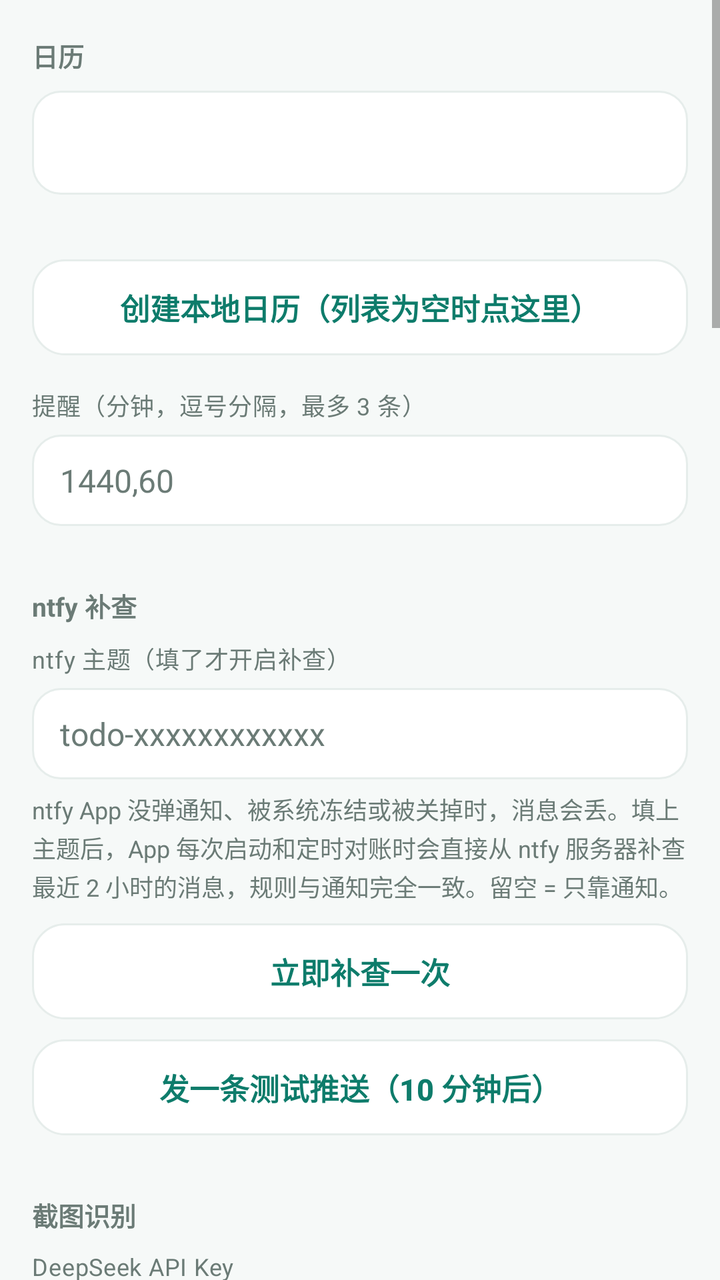
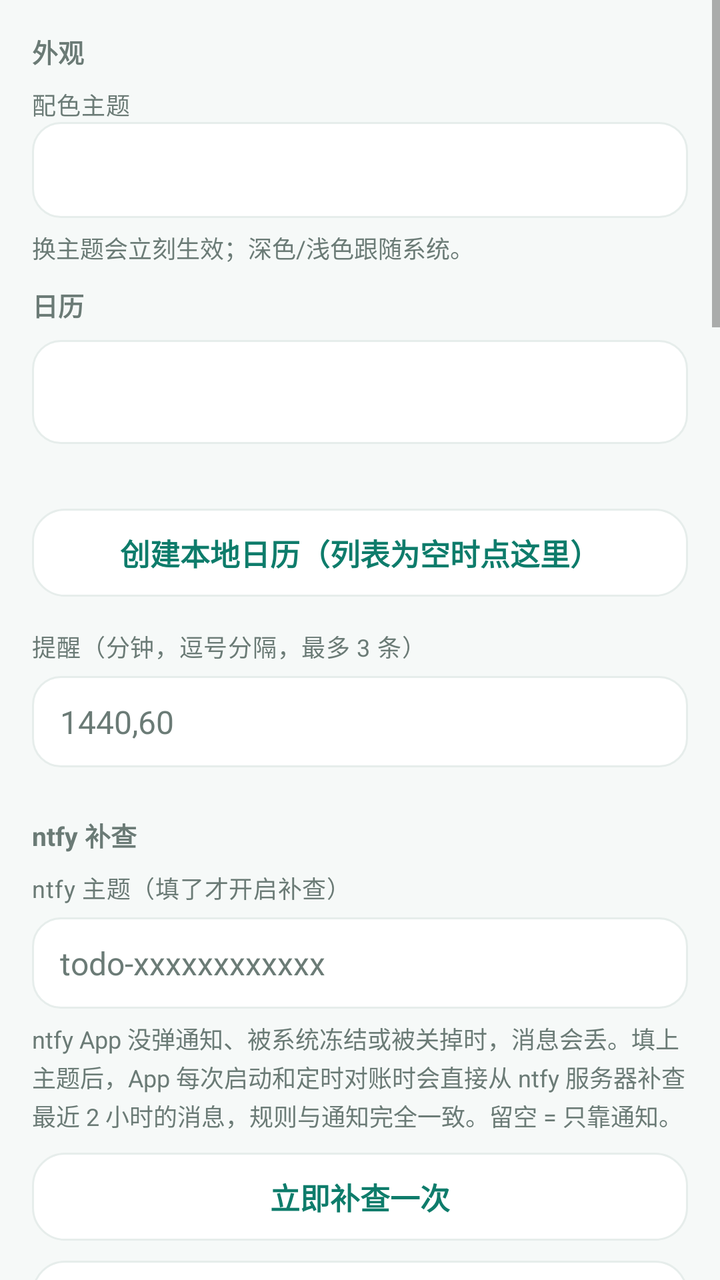

The first picture is an Android layout as it rendered before a commit; the second is the same layout after the commit. The layout source and the unified diff follow.
<!-- AndroidManifest.xml: application theme Theme.NtfyCalendar -->
<!-- res/layout/activity_settings.xml -->
<?xml version="1.0" encoding="utf-8"?>
<ScrollView xmlns:android="http://schemas.android.com/apk/res/android"
    android:layout_width="match_parent"
    android:layout_height="match_parent"
    android:background="@color/window_bg">

    <LinearLayout
        android:layout_width="match_parent"
        android:layout_height="wrap_content"
        android:orientation="vertical"
        android:paddingLeft="16dp"
        android:paddingRight="16dp"
        android:paddingTop="8dp"
        android:paddingBottom="28dp">

        
        <TextView
            style="@style/SectionLabel"
            android:layout_marginTop="10dp"
            android:text="日历" />

        <Spinner
            android:id="@+id/spCalendar"
            android:layout_width="match_parent"
            android:layout_height="52dp"
            android:background="@drawable/bg_input"
            android:paddingLeft="10dp"
            android:paddingRight="10dp" />

        <TextView
            android:id="@+id/tvCalendarHint"
            style="@style/HintText"
            android:layout_marginTop="6dp" />

        <Button
            android:id="@+id/btnCreateCalendar"
            style="@style/BtnTonal"
            android:layout_marginTop="10dp"
            android:text="@string/btn_create_calendar" />

        
        <TextView
            style="@style/FormLabel"
            android:text="@string/label_remind" />

        <EditText
            android:id="@+id/etRemind"
            style="@style/FormInput"
            android:hint="1440,60"
            android:inputType="text" />

        
        <TextView
            style="@style/SectionLabel"
            android:text="ntfy 补查" />

        <TextView
            style="@style/FormLabel"
            android:layout_marginTop="0dp"
            android:text="@string/label_ntfy_topic" />

        <EditText
            android:id="@+id/etNtfyTopic"
            style="@style/FormInput"
            android:hint="todo-xxxxxxxxxxxx"
            android:inputType="text" />

        <TextView
            android:id="@+id/tvNtfyHint"
            style="@style/HintText"
            android:layout_marginTop="6dp"
            android:text="@string/hint_ntfy_topic" />

        <Button
            android:id="@+id/btnCatchUpNow"
            style="@style/BtnTonal"
            android:layout_marginTop="10dp"
            android:text="@string/btn_catch_up_now" />

        <Button
            android:id="@+id/btnSendTest"
            style="@style/BtnTonal"
            android:layout_marginTop="10dp"
            android:text="@string/btn_send_test" />

        
        <TextView
            style="@style/SectionLabel"
            android:text="截图识别" />

        <TextView
            style="@style/FormLabel"
            android:layout_marginTop="0dp"
            android:text="@string/label_api_key" />

        <EditText
            android:id="@+id/etApiKey"
            style="@style/FormInput"
            android:hint="sk-..."
            android:inputType="textPassword" />

        <TextView
            style="@style/FormLabel"
            android:text="@string/label_model" />

        <EditText
            android:id="@+id/etModel"
            style="@style/FormInput"
            android:inputType="text" />

        <TextView
            android:id="@+id/tvModelHint"
            style="@style/HintText"
            android:layout_marginTop="6dp"
            android:text="@string/model_hint" />

        <CheckBox
            android:id="@+id/cbShotWatch"
            android:layout_width="match_parent"
            android:layout_height="wrap_content"
            android:layout_marginTop="12dp"
            android:text="@string/shot_watch_label" />

        <TextView
            android:id="@+id/tvShotWatchHint"
            style="@style/HintText"
            android:text="@string/shot_watch_hint" />

        <Button
            android:id="@+id/btnMediaPerm"
            style="@style/BtnTonal"
            android:layout_marginTop="10dp"
            android:text="@string/btn_grant_media" />

        
        <TextView
            style="@style/SectionLabel"
            android:text="推送行为" />

        <CheckBox
            android:id="@+id/cbAutoImport"
            android:layout_width="match_parent"
            android:layout_height="wrap_content"
            android:text="@string/label_auto_import" />

        <CheckBox
            android:id="@+id/cbStrictParse"
            android:layout_width="match_parent"
            android:layout_height="wrap_content"
            android:text="@string/label_strict_parse" />

        <TextView
            android:id="@+id/tvStrictHint"
            style="@style/HintText"
            android:text="@string/hint_strict_parse" />

        
        <TextView
            style="@style/SectionLabel"
            android:text="@string/title_reconcile" />

        <CheckBox
            android:id="@+id/cbReconcile"
            android:layout_width="match_parent"
            android:layout_height="wrap_content"
            android:text="@string/label_reconcile_enabled" />

        <TextView
            style="@style/FormLabel"
            android:text="@string/label_reconcile_interval" />

        <Spinner
            android:id="@+id/spReconcileInterval"
            android:layout_width="match_parent"
            android:layout_height="52dp"
            android:background="@drawable/bg_input"
            android:paddingLeft="10dp"
            android:paddingRight="10dp" />

        <CheckBox
            android:id="@+id/cbReconcileNotify"
            android:layout_width="match_parent"
            android:layout_height="wrap_content"
            android:text="@string/label_reconcile_notify" />

        <Button
            android:id="@+id/btnReconcileNow"
            style="@style/BtnTonal"
            android:layout_marginTop="10dp"
            android:text="@string/btn_reconcile_now" />

        
        <TextView
            style="@style/SectionLabel"
            android:text="备份" />

        <Button
            android:id="@+id/btnExportIcs"
            style="@style/BtnTonal"
            android:text="@string/btn_export_ics" />

        <Button
            android:id="@+id/btnBackupLedger"
            style="@style/BtnTonal"
            android:layout_marginTop="10dp"
            android:text="@string/btn_backup_ledger" />

        
        <TextView
            style="@style/SectionLabel"
            android:text="@string/label_ignored" />

        <TextView
            android:id="@+id/tvIgnored"
            style="@style/HintText"
            android:background="@drawable/bg_input"
            android:padding="12dp"
            android:text="@string/hint_ignored_empty" />

        <Button
            android:id="@+id/btnClearIgnored"
            style="@style/BtnTonal"
            android:layout_marginTop="10dp"
            android:text="@string/btn_clear_ignored" />

        <Button
            android:id="@+id/btnCrashLog"
            style="@style/BtnTonal"
            android:layout_marginTop="10dp"
            android:text="@string/btn_crash_log" />

        
        <Button
            android:id="@+id/btnSaveSettings"
            style="@style/BtnPrimary"
            android:layout_marginTop="26dp"
            android:text="@string/btn_save_settings" />

        
        <TextView
            style="@style/SectionLabel"
            android:text="@string/title_permission" />

        <Button
            android:id="@+id/btnNotifAccess"
            style="@style/BtnTonal"
            android:text="@string/perm_notification" />

        <TextView
            style="@style/FormLabel"
            android:text="@string/a11y_title" />

        <TextView
            android:id="@+id/tvA11yHint"
            style="@style/HintText"
            android:text="@string/a11y_hint" />

        <Button
            android:id="@+id/btnOpenA11y"
            style="@style/BtnTonal"
            android:layout_marginTop="10dp"
            android:text="@string/btn_open_a11y" />

        <Button
            android:id="@+id/btnSidebarGuide"
            style="@style/BtnTonal"
            android:layout_marginTop="10dp"
            android:text="@string/btn_sidebar_guide" />

        <Button
            android:id="@+id/btnTileGuide"
            style="@style/BtnTonal"
            android:layout_marginTop="10dp"
            android:text="@string/btn_tile_guide" />

        <Button
            android:id="@+id/btnCalendarPerm"
            style="@style/BtnTonal"
            android:layout_marginTop="10dp"
            android:text="@string/perm_calendar" />

        <Button
            android:id="@+id/btnAutostart"
            style="@style/BtnTonal"
            android:layout_marginTop="10dp"
            android:text="@string/perm_autostart" />

        <Button
            android:id="@+id/btnBattery"
            style="@style/BtnTonal"
            android:layout_marginTop="10dp"
            android:text="@string/perm_battery" />

        <Button
            android:id="@+id/btnAppDetail"
            style="@style/BtnTonal"
            android:layout_marginTop="10dp"
            android:text="@string/perm_app_detail" />

        <TextView
            android:id="@+id/tvVersion"
            android:layout_width="match_parent"
            android:layout_height="wrap_content"
            android:layout_marginTop="24dp"
            android:layout_marginBottom="8dp"
            android:gravity="center"
            android:textColor="@color/text_secondary"
            android:textSize="12sp" />
    </LinearLayout>
</ScrollView>
<!-- resources referenced by this layout -->
<resources>
  <!-- drawable bg_input (drawable) -->
  <?xml version="1.0" encoding="utf-8"?>
  <shape xmlns:android="http://schemas.android.com/apk/res/android"
      android:shape="rectangle">
      <solid android:color="@color/surface" />
      <corners android:radius="14dp" />
      <stroke
          android:width="1dp"
          android:color="@color/card_stroke" />
  </shape>
  <style name="BtnPrimary">
          <item name="android:layout_width">match_parent</item>
          <item name="android:layout_height">52dp</item>
          <item name="android:background">@drawable/bg_button_primary</item>
          <item name="android:textColor">@color/text_on_primary</item>
          <item name="android:textSize">16sp</item>
          <item name="android:textStyle">bold</item>
          <item name="android:textAllCaps">false</item>
          <item name="android:stateListAnimator">@null</item>
      </style>
  <style name="BtnTonal">
          <item name="android:layout_width">match_parent</item>
          <item name="android:layout_height">48dp</item>
          <item name="android:background">@drawable/bg_button_tonal</item>
          <item name="android:textColor">@color/primary</item>
          <item name="android:textSize">15sp</item>
          <item name="android:textStyle">bold</item>
          <item name="android:textAllCaps">false</item>
          <item name="android:stateListAnimator">@null</item>
      </style>
  <style name="FormInput">
          <item name="android:layout_width">match_parent</item>
          <item name="android:layout_height">wrap_content</item>
          <item name="android:background">@drawable/bg_input</item>
          <item name="android:layout_marginTop">6dp</item>
          <item name="android:paddingLeft">14dp</item>
          <item name="android:paddingRight">14dp</item>
          <item name="android:paddingTop">12dp</item>
          <item name="android:paddingBottom">12dp</item>
          <item name="android:textSize">16sp</item>
          <item name="android:textColor">@color/text_primary</item>
          <item name="android:textColorHint">@color/text_secondary</item>
      </style>
  <style name="FormLabel">
          <item name="android:layout_width">match_parent</item>
          <item name="android:layout_height">wrap_content</item>
          <item name="android:layout_marginTop">16dp</item>
          <item name="android:textSize">12sp</item>
          <item name="android:letterSpacing">0.02</item>
          <item name="android:textColor">@color/text_secondary</item>
      </style>
  <style name="HintText">
          <item name="android:layout_width">match_parent</item>
          <item name="android:layout_height">wrap_content</item>
          <item name="android:textSize">12sp</item>
          <item name="android:lineSpacingExtra">2dp</item>
          <item name="android:textColor">@color/text_secondary</item>
      </style>
  <style name="SectionLabel">
          <item name="android:layout_width">match_parent</item>
          <item name="android:layout_height">wrap_content</item>
          <item name="android:layout_marginTop">30dp</item>
          <item name="android:layout_marginBottom">8dp</item>
          <item name="android:textSize">13sp</item>
          <item name="android:textStyle">bold</item>
          <item name="android:textColor">@color/text_secondary</item>
      </style>
  <style name="Theme.NtfyCalendar" parent="Theme.AppCompat.DayNight.DarkActionBar">
          <item name="colorPrimary">@color/primary_dark</item>
          <item name="colorPrimaryDark">@color/primary_dark</item>
          <item name="colorAccent">@color/accent</item>
          <item name="android:windowBackground">@color/window_bg</item>
          <item name="android:statusBarColor">@color/primary_dark</item>
          <item name="android:navigationBarColor">@color/window_bg</item>
      </style>
  <!-- drawable bg_button_primary (drawable) -->
  <?xml version="1.0" encoding="utf-8"?>
  <ripple xmlns:android="http://schemas.android.com/apk/res/android"
      android:color="#33FFFFFF">
      <item>
          <shape android:shape="rectangle">
              <solid android:color="@color/primary" />
              <corners android:radius="18dp" />
          </shape>
      </item>
  </ripple>
  <!-- drawable bg_button_tonal (drawable) -->
  <?xml version="1.0" encoding="utf-8"?>
  <ripple xmlns:android="http://schemas.android.com/apk/res/android"
      android:color="@color/ripple">
      <item>
          <shape android:shape="rectangle">
              <solid android:color="@color/surface" />
              <corners android:radius="16dp" />
              <stroke
                  android:width="1dp"
                  android:color="@color/card_stroke" />
          </shape>
      </item>
  </ripple>
  <!-- unchanged entries left out for length: 48 -->
</resources>

<!-- the commit's change to res/layout/activity_settings.xml (unified diff, before → after) -->
@@ -2,7 +2,7 @@
 <ScrollView xmlns:android="http://schemas.android.com/apk/res/android"
     android:layout_width="match_parent"
     android:layout_height="match_parent"
-    android:background="@color/window_bg">
+    android:background="?attr/bnWindowBg">
 
     <LinearLayout
         android:layout_width="match_parent"
@@ -16,6 +16,30 @@
         
         <TextView
             style="@style/SectionLabel"
+            android:layout_marginTop="8dp"
+            android:text="外观" />
+
+        <TextView
+            style="@style/FormLabel"
+            android:layout_marginTop="0dp"
+            android:text="配色主题" />
+
+        <Spinner
+            android:id="@+id/spTheme"
+            android:layout_width="match_parent"
+            android:layout_height="48dp"
+            android:background="@drawable/bg_input"
+            android:paddingLeft="10dp"
+            android:paddingRight="10dp" />
+
+        <TextView
+            style="@style/HintText"
+            android:layout_marginTop="6dp"
+            android:text="@string/hint_theme" />
+
+        
+        <TextView
+            style="@style/SectionLabel"
             android:layout_marginTop="10dp"
             android:text="日历" />
 
@@ -304,7 +328,7 @@
             android:layout_marginTop="24dp"
             android:layout_marginBottom="8dp"
             android:gravity="center"
-            android:textColor="@color/text_secondary"
+            android:textColor="?attr/bnTextSecondary"
             android:textSize="12sp" />
     </LinearLayout>
 </ScrollView>
<!-- resource entries referenced after the edit -->
@@ -4,17 +4,18 @@
   <?xml version="1.0" encoding="utf-8"?>
   <shape xmlns:android="http://schemas.android.com/apk/res/android"
       android:shape="rectangle">
-      <solid android:color="@color/surface" />
+      <solid android:color="?attr/bnSurface" />
       <corners android:radius="14dp" />
       <stroke
           android:width="1dp"
-          android:color="@color/card_stroke" />
+          android:color="?attr/bnCardStroke" />
   </shape>
+  <string name="hint_theme">换主题会立刻生效；深色/浅色跟随系统。</string>
   <style name="BtnPrimary">
           <item name="android:layout_width">match_parent</item>
-          <item name="android:layout_height">52dp</item>
+          <item name="android:layout_height">44dp</item>
           <item name="android:background">@drawable/bg_button_primary</item>
-          <item name="android:textColor">@color/text_on_primary</item>
+          <item name="android:textColor">?attr/bnOnPrimary</item>
           <item name="android:textSize">16sp</item>
           <item name="android:textStyle">bold</item>
           <item name="android:textAllCaps">false</item>
@@ -22,9 +23,9 @@
       </style>
   <style name="BtnTonal">
           <item name="android:layout_width">match_parent</item>
-          <item name="android:layout_height">48dp</item>
+          <item name="android:layout_height">44dp</item>
           <item name="android:background">@drawable/bg_button_tonal</item>
-          <item name="android:textColor">@color/primary</item>
+          <item name="android:textColor">?attr/bnPrimary</item>
           <item name="android:textSize">15sp</item>
           <item name="android:textStyle">bold</item>
           <item name="android:textAllCaps">false</item>
@@ -40,8 +41,8 @@
           <item name="android:paddingTop">12dp</item>
           <item name="android:paddingBottom">12dp</item>
           <item name="android:textSize">16sp</item>
-          <item name="android:textColor">@color/text_primary</item>
-          <item name="android:textColorHint">@color/text_secondary</item>
+          <item name="android:textColor">?attr/bnTextPrimary</item>
+          <item name="android:textColorHint">?attr/bnTextSecondary</item>
       </style>
   <style name="FormLabel">
           <item name="android:layout_width">match_parent</item>
@@ -49,31 +50,47 @@
           <item name="android:layout_marginTop">16dp</item>
           <item name="android:textSize">12sp</item>
           <item name="android:letterSpacing">0.02</item>
-          <item name="android:textColor">@color/text_secondary</item>
+          <item name="android:textColor">?attr/bnTextSecondary</item>
       </style>
   <style name="HintText">
           <item name="android:layout_width">match_parent</item>
           <item name="android:layout_height">wrap_content</item>
           <item name="android:textSize">12sp</item>
           <item name="android:lineSpacingExtra">2dp</item>
-          <item name="android:textColor">@color/text_secondary</item>
+          <item name="android:textColor">?attr/bnTextSecondary</item>
       </style>
   <style name="SectionLabel">
           <item name="android:layout_width">match_parent</item>
           <item name="android:layout_height">wrap_content</item>
-          <item name="android:layout_marginTop">30dp</item>
+          <item name="android:layout_marginTop">24dp</item>
           <item name="android:layout_marginBottom">8dp</item>
           <item name="android:textSize">13sp</item>
           <item name="android:textStyle">bold</item>
-          <item name="android:textColor">@color/text_secondary</item>
+          <item name="android:textColor">?attr/bnTextSecondary</item>
       </style>
   <style name="Theme.NtfyCalendar" parent="Theme.AppCompat.DayNight.DarkActionBar">
-          <item name="colorPrimary">@color/primary_dark</item>
-          <item name="colorPrimaryDark">@color/primary_dark</item>
-          <item name="colorAccent">@color/accent</item>
-          <item name="android:windowBackground">@color/window_bg</item>
-          <item name="android:statusBarColor">@color/primary_dark</item>
-          <item name="android:navigationBarColor">@color/window_bg</item>
+          <item name="colorPrimary">?attr/bnPrimaryDark</item>
+          <item name="colorPrimaryDark">?attr/bnPrimaryDark</item>
+          <item name="colorAccent">?attr/bnAccent</item>
+          <item name="android:windowBackground">?attr/bnWindowBg</item>
+          <item name="android:statusBarColor">?attr/bnPrimaryDark</item>
+          <item name="android:navigationBarColor">?attr/bnWindowBg</item>
+          <item name="bnPrimary">@color/primary</item>
+          <item name="bnPrimaryDark">@color/primary_dark</item>
+          <item name="bnOnPrimary">@color/text_on_primary</item>
+          <item name="bnAccent">@color/accent</item>
+          <item name="bnWindowBg">@color/window_bg</item>
+          <item name="bnSurface">@color/surface</item>
+          <item name="bnCard">@color/card_bg</item>
+          <item name="bnCardStroke">@color/card_stroke</item>
+          <item name="bnDivider">@color/divider</item>
+          <item name="bnTextPrimary">@color/text_primary</item>
+          <item name="bnTextSecondary">@color/text_secondary</item>
+          <item name="bnChipBg">@color/chip_bg</item>
+          <item name="bnIconBg">@color/icon_bg</item>
+          <item name="bnDanger">@color/danger</item>
+          <item name="bnNavBg">@color/nav_bg</item>
+          <item name="bnRipple">@color/ripple</item>
       </style>
   <!-- drawable bg_button_primary (drawable) -->
   <?xml version="1.0" encoding="utf-8"?>
@@ -81,7 +98,7 @@
       android:color="#33FFFFFF">
       <item>
           <shape android:shape="rectangle">
-              <solid android:color="@color/primary" />
+              <solid android:color="?attr/bnPrimary" />
               <corners android:radius="18dp" />
           </shape>
       </item>
@@ -89,17 +106,23 @@
   <!-- drawable bg_button_tonal (drawable) -->
   <?xml version="1.0" encoding="utf-8"?>
   <ripple xmlns:android="http://schemas.android.com/apk/res/android"
-      android:color="@color/ripple">
+      android:color="?attr/bnRipple">
       <item>
           <shape android:shape="rectangle">
-              <solid android:color="@color/surface" />
+              <solid android:color="?attr/bnSurface" />
               <corners android:radius="16dp" />
               <stroke
                   android:width="1dp"
-                  android:color="@color/card_stroke" />
+                  android:color="?attr/bnCardStroke" />
           </shape>
       </item>
   </ripple>
+  <color name="card_bg">#FFFFFFFF</color>
+  <color name="divider">#FFEDF2F0</color>
+  <color name="chip_bg">#FFECF6F3</color>
+  <color name="icon_bg">#FFF1F5F4</color>
+  <color name="danger">#FFC94848</color>
+  <color name="nav_bg">#FFFFFFFF</color>
   <!-- unchanged entries left out for length: 48 -->
 </resources>
 
